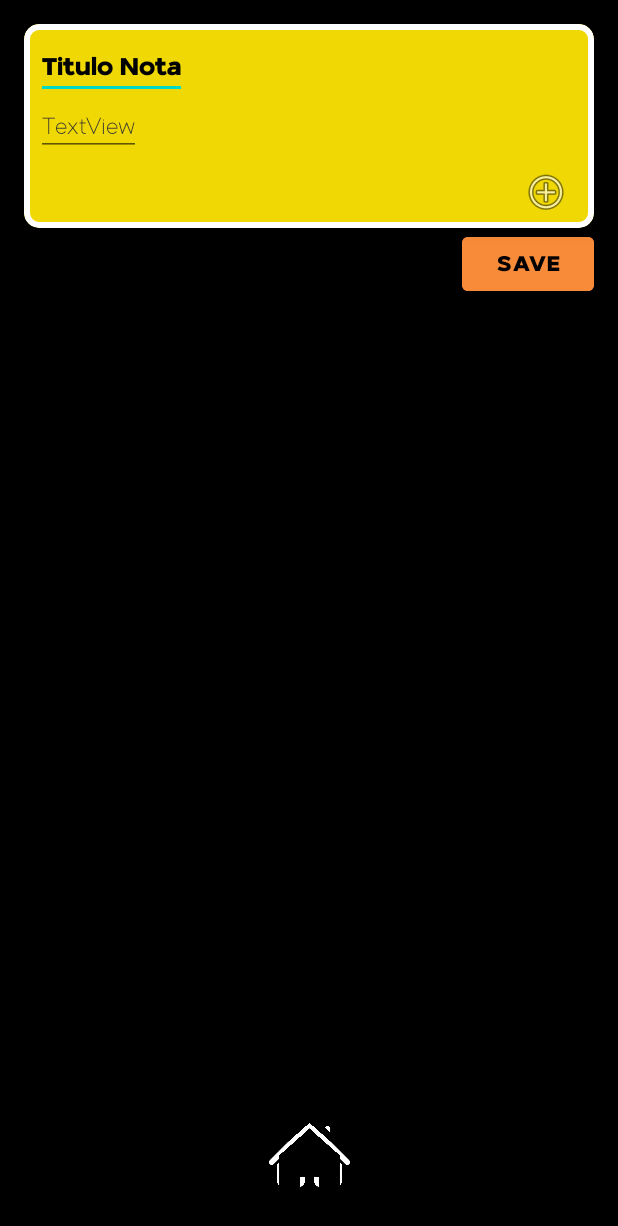
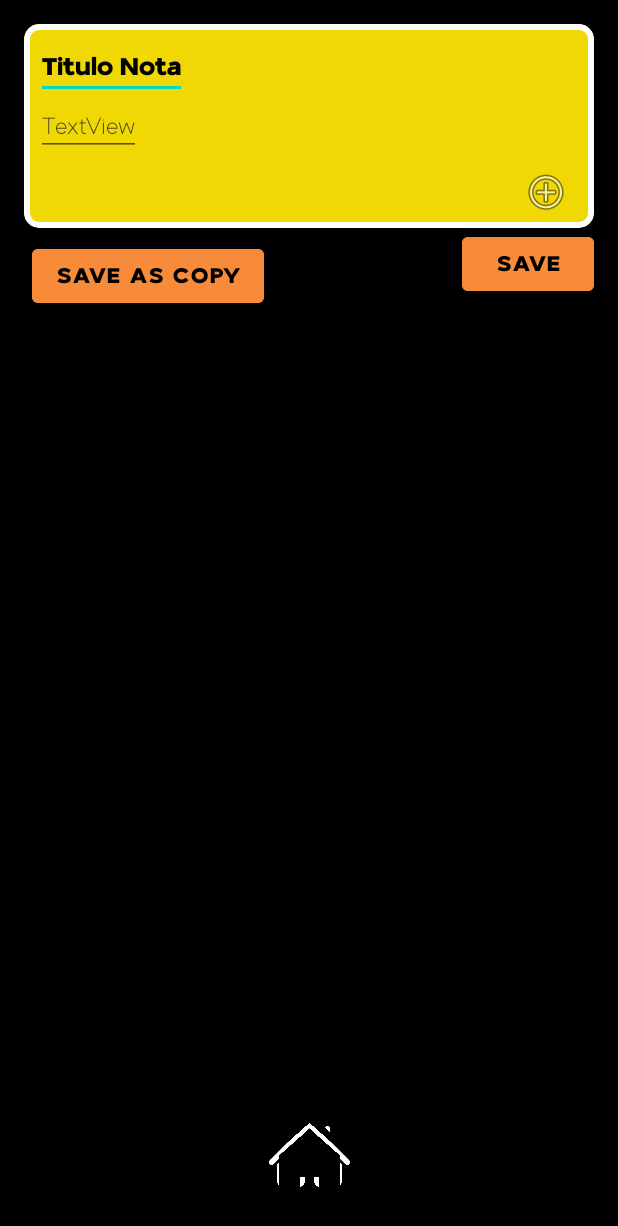
Before and after one commit to rattata2me/calidad-app, an Android app: the layout activity_notes_view.xml on its own in the app's theme, with its tools: preview values and no code run, on a phone screen of 412 x 824 dp. Shown: the top 1226 px of the screen. Run offline under Robolectric (Android 15) with nearby library versions, the phone set to English and light mode, and no system bars.

Commit message:
Added save as copy TDD

```diff
--- a/app/src/main/java/com/astra/notes/ColorController.kt
+++ b/app/src/main/java/com/astra/notes/ColorController.kt
@@ -24,7 +24,7 @@ class ColorController {
         }
 
         fun setThemeView(color : Boolean, view : TextView){
-            view.setTextColor(Color.parseColor(if(color) BLACKCOLOR else WHITECOLOR))
+            view.setTextColor(Color.parseColor(if(!color) BLACKCOLOR else WHITECOLOR))
         }
         fun changeVisibility(second : Boolean, view1 : View, view2 : View){
             view1.visibility = if(second) View.GONE else View.VISIBLE
--- a/app/src/main/res/layout/activity_notes_view.xml
+++ b/app/src/main/res/layout/activity_notes_view.xml
@@ -39,6 +39,17 @@
         app:layout_constraintEnd_toEndOf="@+id/CardView"
         app:layout_constraintTop_toBottomOf="@+id/CardView" />
 
+    <Button
+            android:id="@+id/save_copy_btn"
+            android:layout_width="wrap_content"
+            android:layout_height="wrap_content"
+            android:backgroundTint="#F88B39"
+            android:text="SAVE AS COPY"
+            android:textColor="#000000"
+            app:fontFamily="@font/c"
+            app:layout_constraintEnd_toEndOf="@+id/CardView"
+            app:layout_constraintTop_toBottomOf="@+id/CardView" android:layout_marginTop="8dp"
+            android:layout_marginEnd="220dp"/>
     <com.google.android.material.card.MaterialCardView
         android:id="@+id/CardView"
         android:layout_width="match_parent"
```
Also changed, not shown: app/src/main/java/com/astra/notes/NotesViewActivity.kt (+27 -0 lines), 1 other file.
